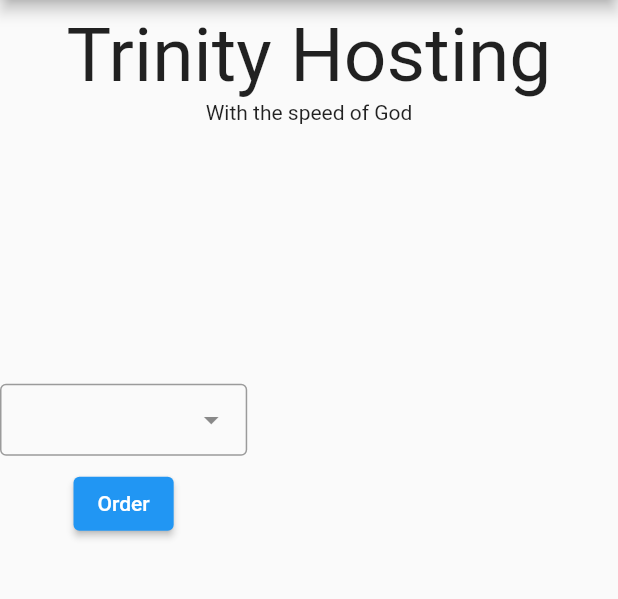
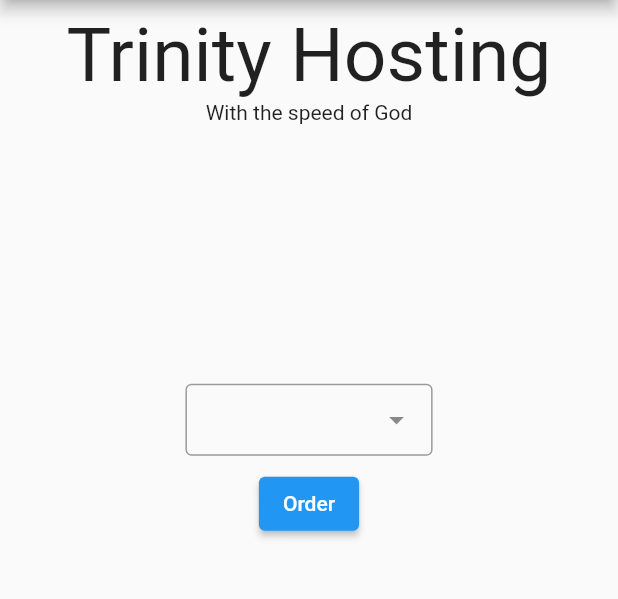
Before and after one commit to medzsikmisi/project_trinity, a Flutter app: the NewOrderPage screen opened by its route, on a phone screen of 412 x 824 dp, the part 84-683 px from its top. Run offline on Flutter 3.47's test engine with Material 2 defaults, Android fonts, the phone set to English and light mode, and no system bars; drawn by our look-alikes of auto_size_text, dropdown_search; our stand-ins replace fluttertoast, font_awesome_flutter, get, hive, hive_flutter; missing offline and left inert: fzregex; accounts and stored records are empty.

Commit message:
Fixing that's cannot be done for now

```diff
--- a/lib/screens/login.dart
+++ b/lib/screens/login.dart
@@ -81,7 +81,7 @@ class LoginPage extends StatelessWidget {
     final auth = Authenticator();
     final result = await auth.login(controller.username.value.text, controller.password.value.text);
 
-    if(!result) {
+    if(result) {
       Fluttertoast.showToast(msg: 'Wrong credentials!');
       return;
     }
--- a/lib/screens/new_order.dart
+++ b/lib/screens/new_order.dart
@@ -2,6 +2,7 @@ import 'package:dropdown_search/dropdown_search.dart';
 import 'package:flutter/material.dart';
 import 'package:get/get.dart';
 import 'package:project_trinity/controllers/order_controller.dart';
+import 'package:project_trinity/utils/managers/order_manager.dart';
 import 'package:project_trinity/widgets/drawer.dart';
 import 'package:project_trinity/widgets/trinity.dart';
 
@@ -12,13 +13,12 @@ class NewOrderPage extends StatelessWidget {
   @override
   Widget build(BuildContext context) {
     return Scaffold(
-      appBar: AppBar(
-        title: const Text('New order'),
-      ),
-      drawer: const CustomDrawer(),
-      body: ListView(
-        children: [
-          TrinityLogo(),Stack(children: [
+        appBar: AppBar(
+          title: const Text('New order'),
+        ),
+        drawer: const CustomDrawer(),
+        body: ListView(children: [
+          TrinityLogo(),
           Column(
             mainAxisAlignment: MainAxisAlignment.center,
             children: [
@@ -27,12 +27,21 @@ class NewOrderPage extends StatelessWidget {
               ),
               Obx(() => SizedBox(
                     width: Get.width * 0.4,
-                    child: DropdownSearch<String>(enabled: !controller.loading.value,
+                    child: DropdownSearch<String>(
+                      enabled: !controller.loading.value,
                       showSelectedItems: true,
                       onSaved: (_) {
                         controller.result.value = _.toString();
                       },
-                      items:controller.servers.value.map((e) => e.processor.toString()).toList(),
+                      items: [
+                        "Rackhost prémium server 10TB",
+                        "Dell server 10 TB",
+                        'Virtuális szerver 5 TB',
+                        'Virtuális szerver 10 TB',
+                        'Virtuális szerver 1 TB',
+                        'Virtuális szerver 20 TB',
+                        'Dell Szerver 20 TB,Google virtuális szerver 50 TB'
+                      ],
                       selectedItem: controller.result.value,
                     ),
                   )),
@@ -42,10 +51,13 @@ class NewOrderPage extends StatelessWidget {
               )
             ],
           ),
-          Visibility(child: const Center(child:CircularProgressIndicator()),visible: controller.loading.value,)],
-          )
-        ],
-      ),
-    );
+        ]));
+  }
+
+  fetchServers() async {
+    controller.loading.toggle();
+    final result = await OrderManager().fetchServers();
+    controller.servers = result.obs;
+    controller.loading.toggle();
   }
 }
```
